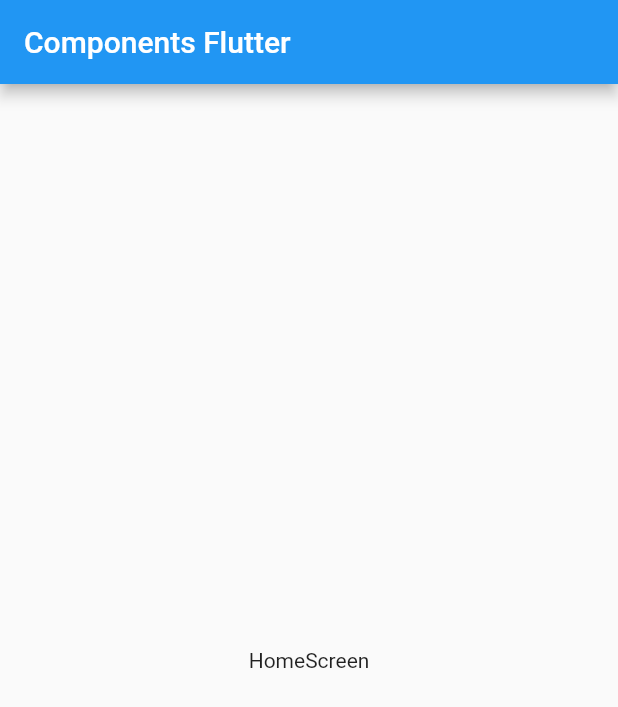
After one commit to crisman9211/flutter-cr_components, a Flutter app: the screen it shows after launch, on a phone screen of 412 x 824 dp. The commit adds this screen. Shown: the top 707 px of the screen. Run offline on Flutter 3.47's test engine with Material 2 defaults, Android fonts, the phone set to English and light mode, and no system bars.

Commit message:
FEAT: home screen and routs

```diff
--- a/lib/main.dart
+++ b/lib/main.dart
@@ -1,7 +1,5 @@
-import 'package:cr_components/screens/listview1.screen.dart';
+import 'package:cr_components/screens/screens.dart';
 import 'package:flutter/material.dart';
-
-import 'package:cr_components/screens/listview2.screen.dart';
 
 void main() => runApp(const MyApp());
 
@@ -10,9 +8,17 @@
 
   @override
   Widget build(BuildContext context) {
-    return const MaterialApp(
+    return MaterialApp(
         debugShowCheckedModeBanner: false,
         title: 'Material App',
-        home: Listview2Screen());
+        // home: const CardScreen(),
+        initialRoute: 'home',
+        routes: {
+          'home': (BuildContext context) => const HomeScreen(),
+          'ListView1': (BuildContext context) => const Listview1Screen(),
+          'ListView2': (BuildContext context) => const Listview2Screen(),
+          'alert': (BuildContext context) => const AlertScreen(),
+          'card': (BuildContext context) => const CardScreen(),
+        });
   }
 }
--- /dev/null
+++ b/lib/screens/home.screen.dart
@@ -0,0 +1,17 @@
+import 'package:flutter/material.dart';
+
+class HomeScreen extends StatelessWidget {
+  const HomeScreen({Key? key}) : super(key: key);
+
+  @override
+  Widget build(BuildContext context) {
+    return Scaffold(
+      appBar: AppBar(
+        title: const Text('Components Flutter'),
+      ),
+      body: const Center(
+        child: Text('HomeScreen'),
+      ),
+    );
+  }
+}
--- /dev/null
+++ b/lib/screens/screens.dart
@@ -0,0 +1,5 @@
+export 'package:cr_components/screens/alert.screen.dart';
+export 'package:cr_components/screens/card.screen.dart';
+export 'package:cr_components/screens/home.screen.dart';
+export 'package:cr_components/screens/listview1.screen.dart';
+export 'package:cr_components/screens/listview2.screen.dart';
```
Also changed, not shown: lib/screens/alert.screen.dart (added, +14 -0 lines), lib/screens/card.screen.dart (added, +14 -0 lines).
